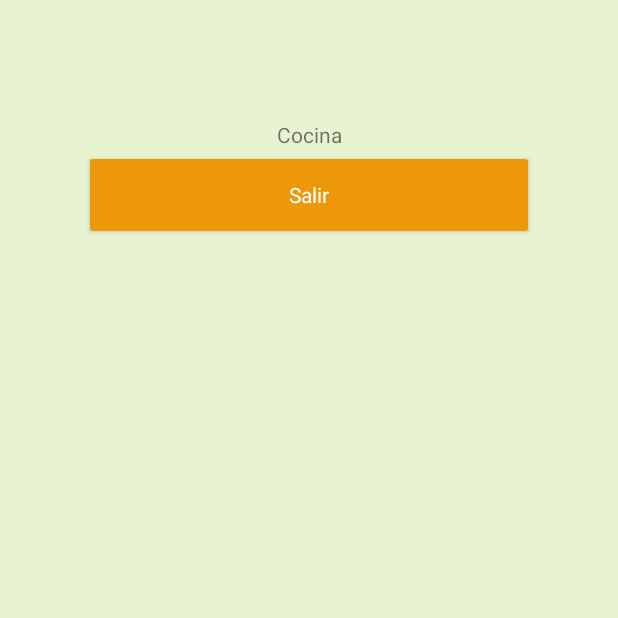
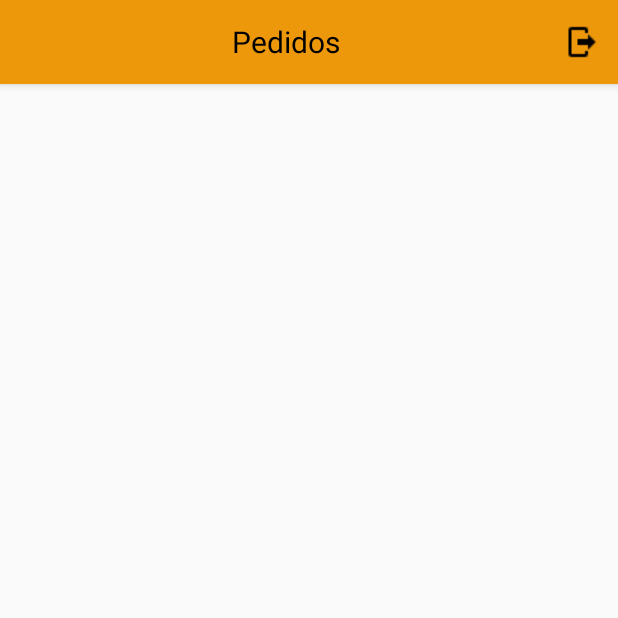
Before and after one commit to cAlonso10/TFG, an Android app: the Cocina screen opened directly, with no data from a screen before it, on a phone screen of 412 x 824 dp, the top half of it. Run offline under Robolectric (Android 15) with nearby library versions, the phone set to English and light mode, and no system bars; our stand-ins replace Firebase (no records; nobody signed in at launch, a user with empty details on screens opened directly).

Commit message:
Esqueleto cocina

```diff
--- a/app/build.gradle
+++ b/app/build.gradle
@@ -45,5 +45,7 @@ dependencies {
     implementation 'com.google.firebase:firebase-analytics'
     implementation 'com.google.android.gms:play-services-auth:20.5.0'
     implementation 'com.google.android.material:material:1.5.0'
+    implementation 'androidx.recyclerview:recyclerview:1.2.1'
+    implementation 'androidx.cardview:cardview:1.0.0'
 
 }
--- a/app/src/main/java/com/example/tfg/Cocina.java
+++ b/app/src/main/java/com/example/tfg/Cocina.java
@@ -1,30 +1,183 @@
 package com.example.tfg;
 
+import android.content.DialogInterface;
 import android.content.Intent;
+import android.graphics.Color;
 import android.os.Bundle;
+import android.view.Gravity;
+import android.view.LayoutInflater;
+import android.view.Menu;
+import android.view.MenuItem;
+import android.view.View;
+import android.view.ViewGroup;
+import android.widget.AdapterView;
+import android.widget.ArrayAdapter;
 import android.widget.Button;
-
+import android.widget.EditText;
+import android.widget.LinearLayout;
+import android.widget.ListView;
+import android.widget.TextView;
+import android.widget.Toast;
+import android.widget.AdapterView;
+import android.widget.ListView;
+import android.view.View;
+import androidx.annotation.NonNull;
+import androidx.annotation.Nullable;
+import androidx.appcompat.app.ActionBar;
+import androidx.appcompat.app.AlertDialog;
 import androidx.appcompat.app.AppCompatActivity;
+import androidx.recyclerview.widget.RecyclerView;
 
 import com.google.firebase.auth.FirebaseAuth;
 import com.google.firebase.auth.FirebaseUser;
+import com.google.firebase.firestore.EventListener;
+import com.google.firebase.firestore.FirebaseFirestore;
+import com.google.firebase.firestore.FirebaseFirestoreException;
+import com.google.firebase.firestore.QueryDocumentSnapshot;
+import com.google.firebase.firestore.QuerySnapshot;
+
+import java.util.ArrayList;
+import java.util.HashMap;
+import java.util.List;
+import java.util.Map;
 
 public class Cocina extends AppCompatActivity {
 
-    Button botonOutC;
+
     private FirebaseAuth mAuth;
+    private FirebaseFirestore db;
+    String emailUsuario;
+    ListView listViewPedidos;
+    List<String> listaPedidos = new ArrayList<>();
+
+    List<String> listaIdPedidos = new ArrayList<>();
+    ArrayAdapter<Map<String, Object>> mAdapterPedidos;
+
+
     @Override
     protected void onCreate(Bundle savedInstanceState) {
         super.onCreate(savedInstanceState);
         setContentView(R.layout.activity_cocina);
 
-        getSupportActionBar().hide();
 
+
+
+
+        getSupportActionBar().setDisplayOptions(ActionBar.DISPLAY_SHOW_CUSTOM);
+        getSupportActionBar().setDisplayShowCustomEnabled(true);
+        getSupportActionBar().setCustomView(createCustomTitle());
+
+        db = FirebaseFirestore.getInstance();
         mAuth = FirebaseAuth.getInstance();
-        botonOutC = findViewById(R.id.outC);
-        botonOutC.setOnClickListener(view -> {
-           logout();
+        emailUsuario = mAuth.getCurrentUser().getEmail();
+        listViewPedidos = findViewById(R.id.ListView);
+
+        actualizarUI();
+
+        listViewPedidos.setOnItemClickListener(new AdapterView.OnItemClickListener() {
+            @Override
+            public void onItemClick(AdapterView<?> parent, View view, int position, long id) {
+                // Obtener la información detallada del pedido seleccionado
+                Map<String, Object> pedido = mAdapterPedidos.getItem(position);
+                String producto = pedido.get("Producto").toString();
+                String cantidad = pedido.get("Cantidad").toString();
+                String estado = pedido.get("Estado").toString();
+                // Crear un diálogo emergente que muestre la información detallada del pedido
+                AlertDialog.Builder builder = new AlertDialog.Builder(Cocina.this);
+                builder.setTitle("Información del pedido " + (position + 1));
+                builder.setMessage("Producto: " + producto + " x" + cantidad + "\nEstado: " + estado);
+                builder.setPositiveButton("OK", null);
+                AlertDialog dialog = builder.create();
+                dialog.show();
+            }
         });
+
+    }
+
+    private void actualizarUI() {
+        db.collection("Pedidos")
+                .addSnapshotListener(new EventListener<QuerySnapshot>() {
+                    @Override
+                    public void onEvent(@Nullable QuerySnapshot value,
+                                        @Nullable FirebaseFirestoreException e) {
+                        if (e != null) {
+                            return;
+                        }
+
+                        listaPedidos.clear();
+                        listaIdPedidos.clear();
+                        List<Map<String, Object>> listaPedidosMap = new ArrayList<>();
+
+
+
+                        for (QueryDocumentSnapshot doc : value) {
+                            listaIdPedidos.add(doc.getId());
+                            listaPedidos.add(doc.getString("Estado"));
+                            Map<String, Object> pedido = new HashMap<>();
+                            pedido.put("Producto", doc.getString("Producto"));
+                            pedido.put("Cantidad", doc.getLong("Cantidad"));
+                            pedido.put("Estado", doc.getString("Estado"));
+                            listaPedidosMap.add(pedido);
+                        }
+                        if (listaPedidosMap.size() == 0) {
+                            listViewPedidos.setAdapter(null);
+                        } else {
+                            mAdapterPedidos = new ArrayAdapter<Map<String, Object>>(Cocina.this, R.layout.item_pedido, listaPedidosMap) {
+                                @NonNull
+                                @Override
+                                public View getView(int position, @Nullable View convertView, @NonNull ViewGroup parent) {
+                                    if (convertView == null) {
+                                        convertView = LayoutInflater.from(getContext()).inflate(R.layout.item_pedido, parent, false);
+                                    }
+                                    TextView PedidoTextView = convertView.findViewById(R.id.PedidoTextView);
+
+                                    TextView estadoTextView = convertView.findViewById(R.id.EstadoTextView);
+
+                                    Map<String, Object> pedido = getItem(position);
+                                    PedidoTextView.setText("Pedido" + (position + 1));
+                                    estadoTextView.setText(pedido.get("Estado").toString());
+
+                                    return convertView;
+                                }
+                            };
+                            listViewPedidos.setAdapter(mAdapterPedidos);
+                        }
+
+                    }
+                });
+
+    }
+
+
+    private TextView createCustomTitle() {
+        TextView textView = new TextView(this);
+        textView.setText("Pedidos");
+        textView.setGravity(Gravity.CENTER);
+        textView.setTextSize(20);
+        textView.setTextColor(Color.BLACK);
+        textView.setPadding(0, 0, 0, 0);
+        textView.setLayoutParams(new LinearLayout.LayoutParams(
+                LinearLayout.LayoutParams.MATCH_PARENT,
+                LinearLayout.LayoutParams.MATCH_PARENT));
+        return textView;
+    }
+
+    @Override
+    public boolean onCreateOptionsMenu(Menu menu) {
+        getMenuInflater().inflate(R.menu.menu,menu);
+        return super.onCreateOptionsMenu(menu);
+    }
+
+    @Override
+    public boolean onOptionsItemSelected(@NonNull MenuItem item) {
+        switch (item.getItemId()) {
+            case R.id.logout:
+                logout();
+                return true;
+            default:return super.onOptionsItemSelected(item);
+
+
+        }
 
     }
     private void logout() {
@@ -38,5 +191,28 @@ public class Cocina extends AppCompatActivity {
         finish();
     }
 
+    public void cooked(View view) {
+        View parent = (View) view.getParent();
+        TextView estasdoTextView = parent.findViewById(R.id.EstadoTextView);
+        String pedido = estasdoTextView.getText().toString();
+        int posicion = listaPedidos.indexOf(pedido);
+        if (posicion >= 0) {
+            db.collection("Pedidos").document(listaIdPedidos.get(posicion)).delete();
+        }
 
     }
+
+    public void done(View view) {
+        View parent = (View) view.getParent();
+        TextView estasdoTextView = parent.findViewById(R.id.EstadoTextView);
+        String pedido = estasdoTextView.getText().toString();
+        int posicion = listaPedidos.indexOf(pedido);
+        if (posicion >= 0) {
+            db.collection("Pedidos").document(listaIdPedidos.get(posicion)).update("Estado", "Completado");
+        }
+
+    }
+
+
+
+}
--- a/app/src/main/res/layout/activity_cocina.xml
+++ b/app/src/main/res/layout/activity_cocina.xml
@@ -3,39 +3,13 @@
     xmlns:app="http://schemas.android.com/apk/res-auto"
     xmlns:tools="http://schemas.android.com/tools"
     android:layout_width="match_parent"
-    android:layout_height="match_parent">
+    android:layout_height="match_parent"
+    tools:context=".Cocina">
 
-    <RelativeLayout
-        android:id="@+id/activity_cocina"
+    <ListView
+        android:id="@+id/ListView"
         android:layout_width="match_parent"
         android:layout_height="match_parent"
-        android:background="@color/main"
-        tools:layout_editor_absoluteX="-80dp"
-        tools:layout_editor_absoluteY="271dp">
-
-    </RelativeLayout>
-
-    <TextView
-        android:id="@+id/textView"
-        android:layout_width="wrap_content"
-        android:layout_height="wrap_content"
-        android:layout_marginTop="80dp"
-        android:text="Cocina"
-        app:layout_constraintEnd_toEndOf="parent"
         app:layout_constraintStart_toStartOf="parent"
         app:layout_constraintTop_toTopOf="parent" />
-
-    <Button
-        android:id="@+id/outC"
-        style="@style/TextInputLayoutRounded"
-        android:layout_width="300dp"
-        android:layout_height="60dp"
-        android:layout_marginTop="100dp"
-        android:backgroundTint="@color/orange"
-        android:text="Salir"
-        android:textColor="@color/white"
-        app:layout_constraintEnd_toEndOf="parent"
-        app:layout_constraintStart_toStartOf="parent"
-        app:layout_constraintTop_toTopOf="parent" />
-
 </androidx.constraintlayout.widget.ConstraintLayout>
--- /dev/null
+++ b/app/src/main/res/menu/menu.xml
@@ -0,0 +1,13 @@
+<?xml version="1.0" encoding="utf-8"?>
+<menu xmlns:android="http://schemas.android.com/apk/res/android"
+    xmlns:app="http://schemas.android.com/apk/res-auto"
+    xmlns:tools="http://schemas.android.com/tools"
+    tools:context=".Cocina">
+
+    <item
+        android:id="@+id/logout"
+        android:title="Logout"
+        android:icon="@drawable/logout"
+        app:showAsAction="always"
+        />
+</menu>
```
Also changed, not shown: app/src/main/java/com/example/tfg/MainActivity.java (+74 -1 lines), app/src/main/res/layout/activity_main.xml (+15 -0 lines), app/src/main/res/layout/item_pedido.xml (added, +64 -0 lines), app/src/main/res/drawable/cocinero.png (added), app/src/main/res/drawable/logout.png (added).
